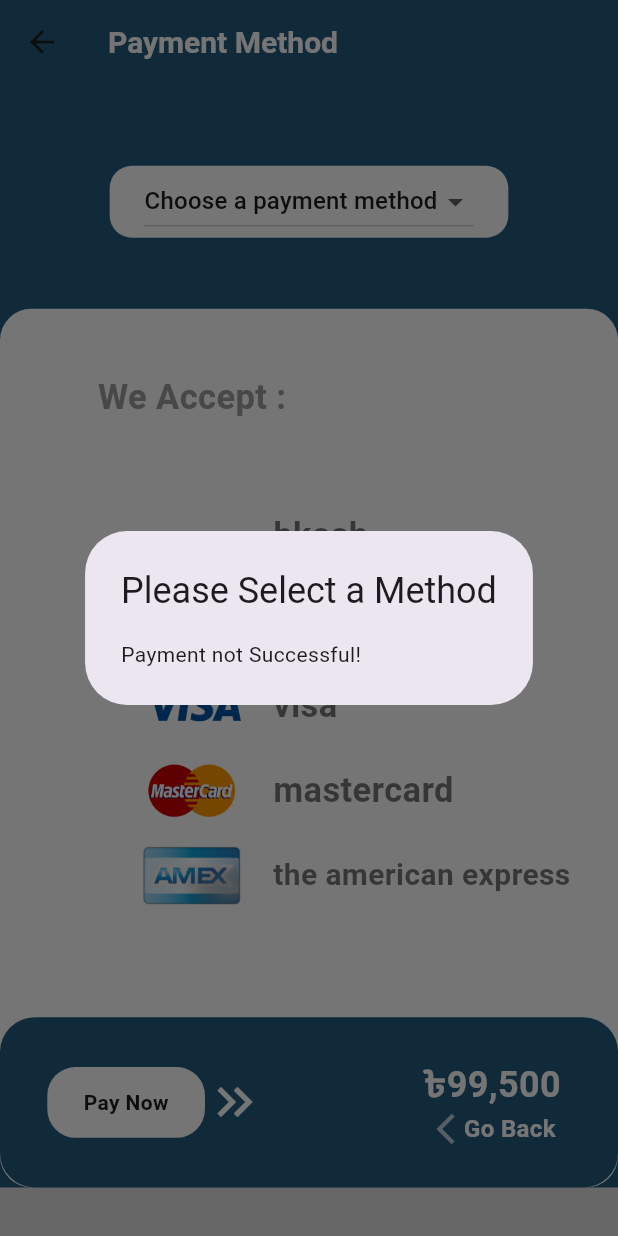
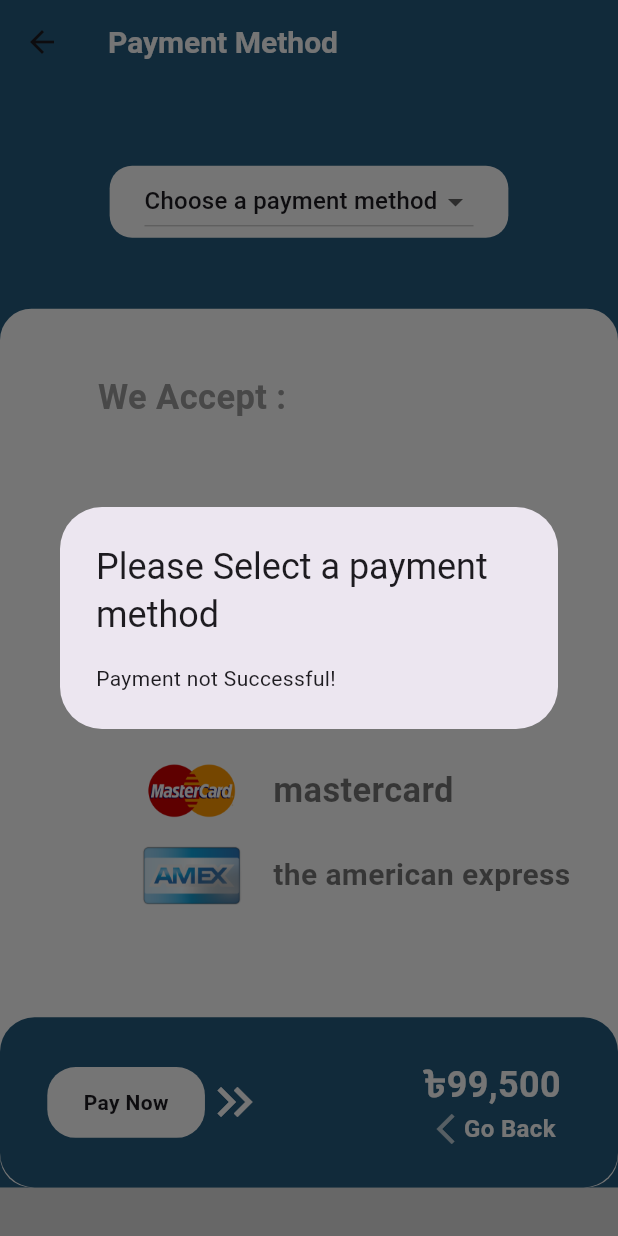
Before and after one commit to Mashrur112/assignment_product, a Flutter app: the second_page screen opened directly, after a tap on "Pay Now", on a phone screen of 412 x 824 dp. Run offline on Flutter 3.47's test engine with Material 2 defaults, Android fonts, the phone set to English and light mode, and no system bars.

Commit message:
final cond

```diff
--- a/lib/second page.dart
+++ b/lib/second page.dart
@@ -292,7 +292,7 @@ class _second_pageState extends State<second_page> {
                                 GestureDetector (
                                   onTap: (){
                                     setState(() {
-                                     if(selection==" ")
+                                      if(selection==" " || d_value == "Choose a payment method")
                                       {
                                         showDialog(
 
@@ -302,7 +302,7 @@ class _second_pageState extends State<second_page> {
 
                                               child: AlertDialog(
 
-                                               title: Center(child: Text('Please Select a Method')),
+                                                title: Center(child: Text('Please Select a payment method')),
 
 
                                                 content: Text('Payment not Successful!'),
@@ -320,10 +320,10 @@ class _second_pageState extends State<second_page> {
                                             return Expanded(
                                               child: AlertDialog(
 
-                                               title: Center(child: Text('$selection')),
+                                                title: Center(child: Text('$selection ($d_value)')),
 
 
-                                               content: Text('Payment Successful'),
+                                                content: Text('Payment Successful!'),
 
                                               ),
                                             );
```
Lines whose indentation alone changed are shown as unchanged.
